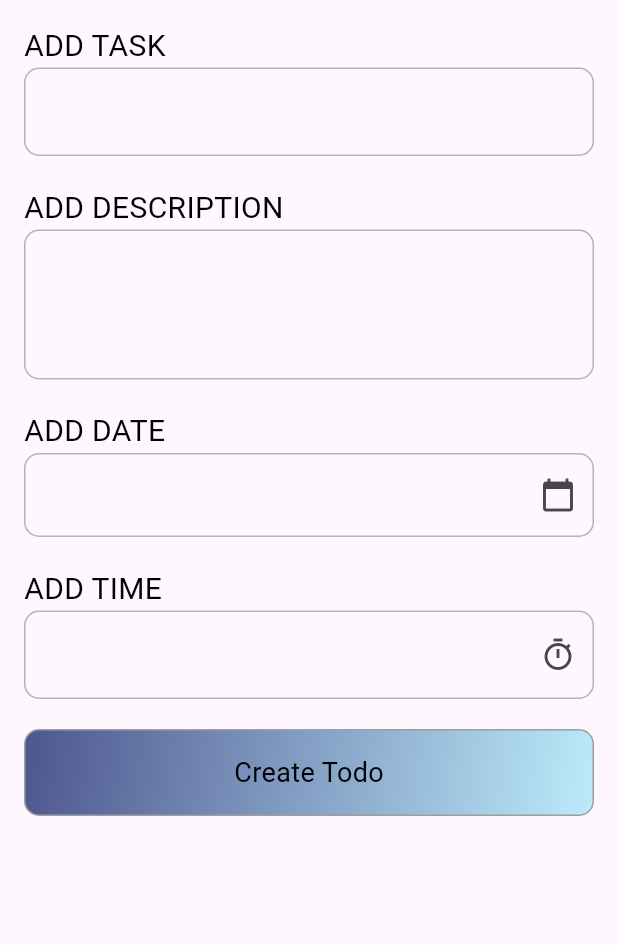
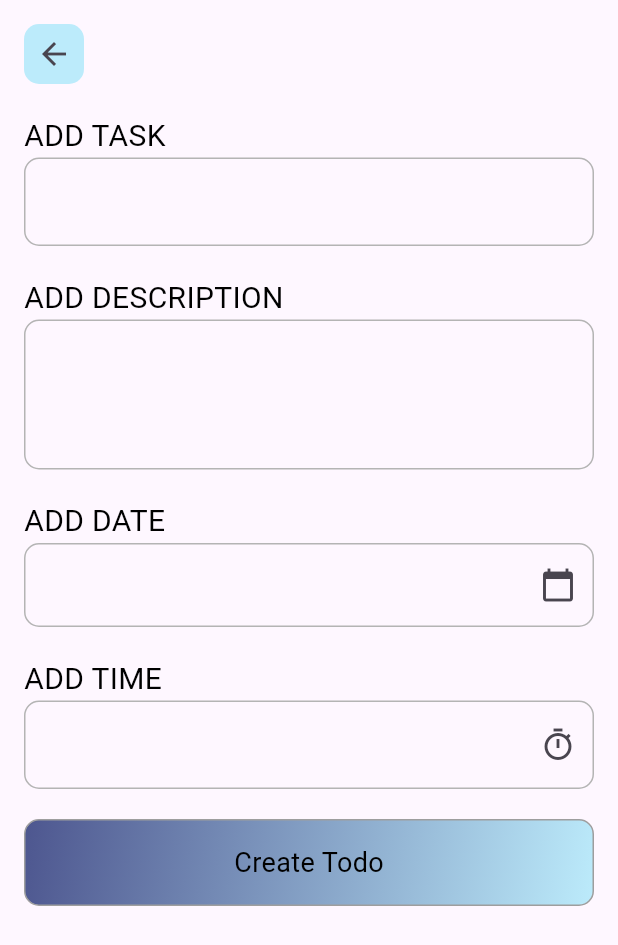
Before and after one commit to CSI-Trainee-2024/Task_4_Sparsh_2311143, a Flutter app: the screen it shows after launch, after a tap on the "add" icon, on a phone screen of 412 x 824 dp. Shown: the top 945 px of the screen. Run offline on Flutter 3.47's test engine with Material 3 defaults, Android fonts, the light colour scheme and no system bars.

Commit message:
add todo functionality added

```diff
--- a/lib/pages/add_todo.dart
+++ b/lib/pages/add_todo.dart
@@ -12,6 +12,8 @@ class AddTodo extends StatefulWidget {
 }
 
 class _HomepageState extends State<AddTodo> {
+  final _form = GlobalKey<FormState>();
+
   final TextEditingController _dateController = TextEditingController();
   final TextEditingController _timeController = TextEditingController();
   final TextEditingController _titleController = TextEditingController();
@@ -46,6 +48,8 @@ class _HomepageState extends State<AddTodo> {
   }
 
   void createTODO() {
+    final validateStatus = _form.currentState?.validate();
+    if (validateStatus!) {
       final Todo todo = Todo(
           title: _titleController.text,
           description: _descController.text,
@@ -56,7 +60,8 @@ class _HomepageState extends State<AddTodo> {
       _dateController.clear();
       _timeController.clear();
 
-    Navigator.pop(context);
+      Navigator.pop(context, todo);
+    }
   }
 
   @override
@@ -66,9 +71,26 @@ class _HomepageState extends State<AddTodo> {
       body: SingleChildScrollView(
         child: Padding(
           padding: EdgeInsets.symmetric(horizontal: 16, vertical: 16),
+          child: Form(
+            key: _form,
             child: Column(
                 crossAxisAlignment: CrossAxisAlignment.start,
                 children: <Widget>[
+                  Container(
+                    width: 40,
+                    height: 40,
+                    decoration: BoxDecoration(
+                        color: lightBlueColor,
+                        borderRadius: BorderRadius.circular(10)),
+                    child: IconButton(
+                        onPressed: () {
+                          Todo todo = Todo(title: "", description: "", date: "", time: "");
+                          Navigator.pop(context,todo);
+                        }, icon: Icon(Icons.arrow_back)),
+                  ),
+                  SizedBox(
+                    height: 20,
+                  ),
                   Text(
                     "ADD TASK",
                     style: TextStyle(
@@ -79,6 +101,12 @@ class _HomepageState extends State<AddTodo> {
                   TextFormField(
                     controller: _titleController,
                     style: TextStyle(fontSize: 18, color: Colors.black),
+                    validator: (text) {
+                      if (text == null || text.isEmpty) {
+                        return "Enter a title";
+                      }
+                      return null;
+                    },
                     decoration: InputDecoration(
                       enabledBorder: OutlineInputBorder(
                         borderRadius: BorderRadius.circular(10.0),
@@ -86,6 +114,14 @@ class _HomepageState extends State<AddTodo> {
                       ),
                       focusedBorder: OutlineInputBorder(
                         borderSide: BorderSide(color: darkBlueColor),
+                        borderRadius: BorderRadius.circular(10.0),
+                      ),
+                      errorBorder: OutlineInputBorder(
+                        borderSide: BorderSide(color: Colors.red),
+                        borderRadius: BorderRadius.circular(10.0),
+                      ),
+                      focusedErrorBorder: OutlineInputBorder(
+                        borderSide: BorderSide(color: Colors.red),
                         borderRadius: BorderRadius.circular(10.0),
                       ),
                     ),
@@ -108,6 +144,12 @@ class _HomepageState extends State<AddTodo> {
                       expands: true,
                       keyboardType: TextInputType.multiline,
                       style: TextStyle(fontSize: 18, color: Colors.black),
+                      validator: (text) {
+                        if (text == null || text.isEmpty) {
+                          return "Enter a Desc";
+                        }
+                        return null;
+                      },
                       decoration: InputDecoration(
                         enabledBorder: OutlineInputBorder(
                           borderRadius: BorderRadius.circular(10.0),
@@ -115,6 +157,14 @@ class _HomepageState extends State<AddTodo> {
                         ),
                         focusedBorder: OutlineInputBorder(
                           borderSide: BorderSide(color: darkBlueColor),
+                          borderRadius: BorderRadius.circular(10.0),
+                        ),
+                        errorBorder: OutlineInputBorder(
+                          borderSide: BorderSide(color: Colors.red),
+                          borderRadius: BorderRadius.circular(10.0),
+                        ),
+                        focusedErrorBorder: OutlineInputBorder(
+                          borderSide: BorderSide(color: Colors.red),
                           borderRadius: BorderRadius.circular(10.0),
                         ),
                       ),
@@ -132,6 +182,12 @@ class _HomepageState extends State<AddTodo> {
                   ),
                   TextFormField(
                     controller: _dateController,
+                    validator: (text) {
+                      if (text == null || text.isEmpty) {
+                        return "Enter a Date";
+                      }
+                      return null;
+                    },
                     decoration: InputDecoration(
                       suffixIcon: Icon(Icons.calendar_today),
                       enabledBorder: OutlineInputBorder(
@@ -140,6 +196,14 @@ class _HomepageState extends State<AddTodo> {
                       ),
                       focusedBorder: OutlineInputBorder(
                         borderSide: BorderSide(color: darkBlueColor),
+                        borderRadius: BorderRadius.circular(10.0),
+                      ),
+                      errorBorder: OutlineInputBorder(
+                        borderSide: BorderSide(color: Colors.red),
+                        borderRadius: BorderRadius.circular(10.0),
+                      ),
+                      focusedErrorBorder: OutlineInputBorder(
+                        borderSide: BorderSide(color: Colors.red),
                         borderRadius: BorderRadius.circular(10.0),
                       ),
                     ),
@@ -161,6 +225,12 @@ class _HomepageState extends State<AddTodo> {
                   TextFormField(
                       controller: _timeController,
                       style: TextStyle(fontSize: 18, color: Colors.black),
+                      validator: (text) {
+                        if (text == null || text.isEmpty) {
+                          return "Enter a Time";
+                        }
+                        return null;
+                      },
                       decoration: InputDecoration(
                         suffixIcon: Icon(Icons.timer_sharp),
                         enabledBorder: OutlineInputBorder(
@@ -169,6 +239,14 @@ class _HomepageState extends State<AddTodo> {
                         ),
                         focusedBorder: OutlineInputBorder(
                           borderSide: BorderSide(color: darkBlueColor),
+                          borderRadius: BorderRadius.circular(10.0),
+                        ),
+                        errorBorder: OutlineInputBorder(
+                          borderSide: BorderSide(color: Colors.red),
+                          borderRadius: BorderRadius.circular(10.0),
+                        ),
+                        focusedErrorBorder: OutlineInputBorder(
+                          borderSide: BorderSide(color: Colors.red),
                           borderRadius: BorderRadius.circular(10.0),
                         ),
                       ),
@@ -199,6 +277,7 @@ class _HomepageState extends State<AddTodo> {
                 ]),
           ),
         ),
+      ),
     ));
   }
 }
--- a/lib/pages/home_page.dart
+++ b/lib/pages/home_page.dart
@@ -92,15 +92,20 @@ class _HomePageState extends State<HomePage> {
                   );
                 }),
             floatingActionButton: FloatingActionButton(
-        child: Icon(Icons.add,
+              child: Icon(
+                Icons.add,
                 color: darkBlueColor,
               ),
               backgroundColor: lightBlueColor,
-         onPressed: () {
-           Navigator.of(context).push(MaterialPageRoute(
-           builder: (context) => AddTodo()));
+              onPressed: () async {
+                final Todo todo = await Navigator.of(context)
+                    .push(MaterialPageRoute(builder: (context) => AddTodo()));
+                if (todo.title != "") {
+                  setState(() {
+                    todos.add(todo);
+                  });
+                }
               },
-        )
-    ));
+            )));
   }
 }
--- a/lib/splash.dart
+++ b/lib/splash.dart
@@ -3,7 +3,6 @@
 import 'package:flutter/material.dart';
 import 'package:todo_app/constants/colors.dart';
 import 'package:todo_app/constants/size.dart';
-import 'package:todo_app/pages/add_todo.dart';
 import 'package:todo_app/pages/home_page.dart';
 
 class SplashScreen extends StatefulWidget {
```
Lines whose indentation alone changed are shown as unchanged.
